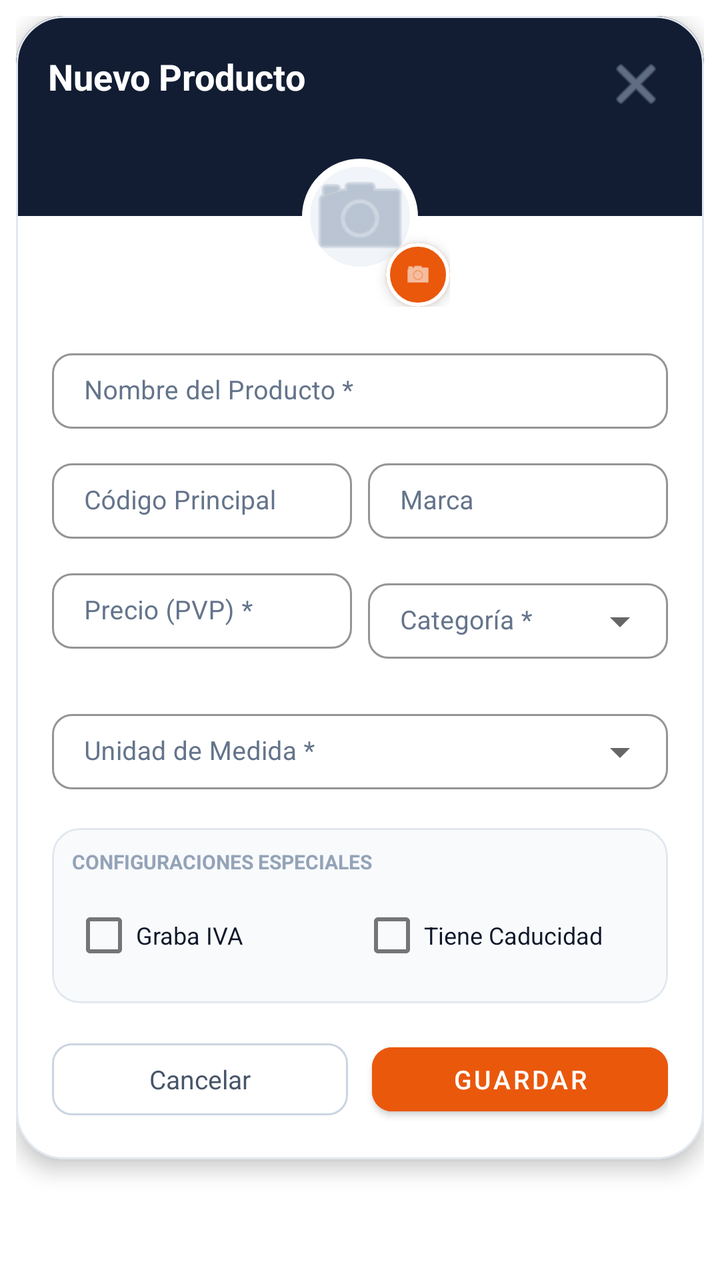
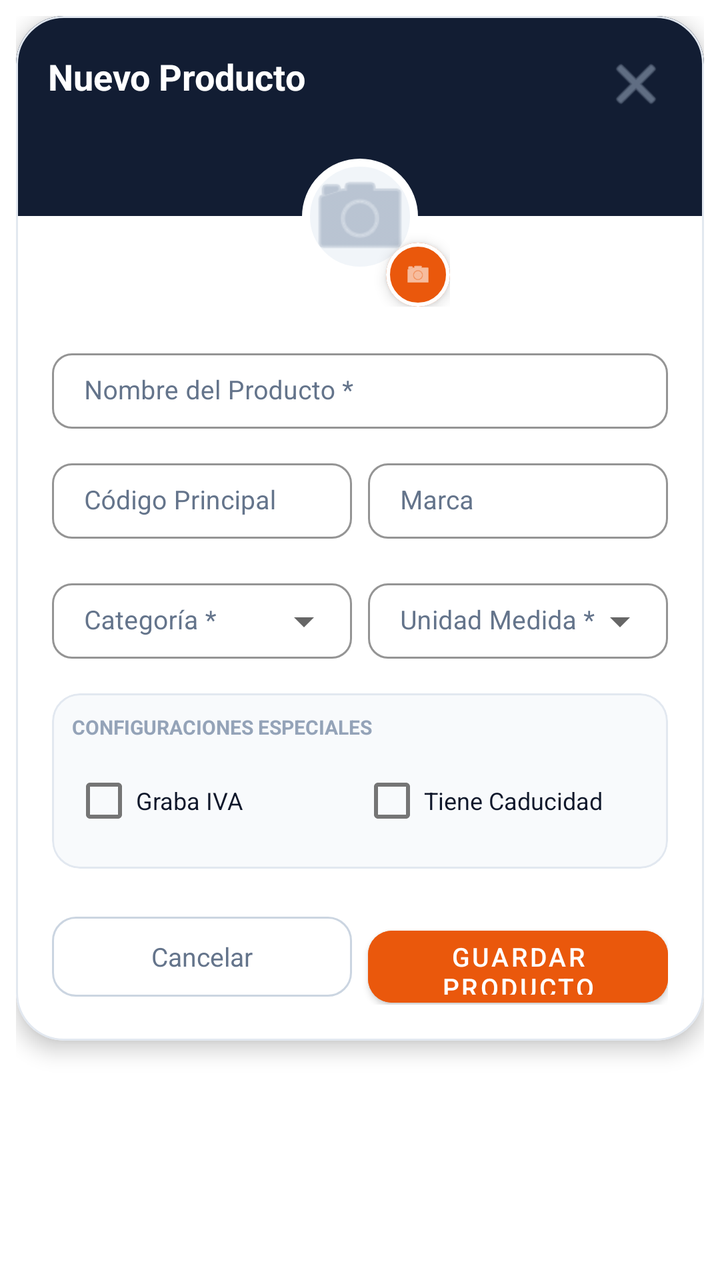

Two renders of the same Android screen: before a commit and after it. Below are the layout's source before the change and the commit's diff.
<!-- AndroidManifest.xml: application theme Theme.MaterialComponents.Light.NoActionBar -->
<!-- res/layout/dialog_producto.xml -->
<?xml version="1.0" encoding="utf-8"?>
<androidx.core.widget.NestedScrollView xmlns:android="http://schemas.android.com/apk/res/android"
    xmlns:app="http://schemas.android.com/apk/res-auto"
    android:id="@+id/main"
    android:layout_width="match_parent"
    android:layout_height="wrap_content"
    android:background="@android:color/transparent"
    android:fillViewport="true"
    android:padding="8dp">

    <LinearLayout
        android:layout_width="match_parent"
        android:layout_height="wrap_content"
        android:orientation="vertical">

        
        <com.google.android.material.card.MaterialCardView
            android:layout_width="match_parent"
            android:layout_height="wrap_content"
            app:cardBackgroundColor="#FFFFFF"
            app:cardCornerRadius="24dp"
            app:cardElevation="6dp"
            app:strokeColor="#E2E8F0"
            app:strokeWidth="1dp">

            <LinearLayout
                android:layout_width="match_parent"
                android:layout_height="wrap_content"
                android:orientation="vertical">

                
                <FrameLayout
                    android:layout_width="match_parent"
                    android:layout_height="100dp"
                    android:background="#121D33"
                    android:padding="16dp">

                    <TextView
                        android:id="@+id/tvTituloModal"
                        android:layout_width="wrap_content"
                        android:layout_height="wrap_content"
                        android:layout_gravity="start|top"
                        android:layout_marginTop="2dp"
                        android:text="Nuevo Producto"
                        android:textColor="#FFFFFF"
                        android:textSize="18sp"
                        android:textStyle="bold" />

                    <ImageButton
                        android:id="@+id/btnCerrarModal"
                        android:layout_width="36dp"
                        android:layout_height="36dp"
                        android:layout_gravity="end|top"
                        android:background="?attr/selectableItemBackgroundBorderless"
                        android:contentDescription="Cerrar"
                        android:padding="6dp"
                        android:src="@android:drawable/ic_menu_close_clear_cancel"
                        app:tint="#94A3B8" />
                </FrameLayout>

                
                <FrameLayout
                    android:layout_width="wrap_content"
                    android:layout_height="wrap_content"
                    android:layout_gravity="center"
                    android:layout_marginTop="-45dp">

                    <com.google.android.material.imageview.ShapeableImageView
                        android:id="@+id/imgPreview"
                        android:layout_width="90dp"
                        android:layout_height="90dp"
                        android:background="#F1F5F9"
                        android:padding="18dp"
                        android:scaleType="fitCenter"
                        android:src="@android:drawable/ic_menu_camera"
                        app:shapeAppearanceOverlay="@style/ShapeAppearance.Material3.Corner.Full"
                        app:strokeColor="#FFFFFF"
                        app:strokeWidth="4dp"
                        app:tint="#94A3B8" />

                    
                    <com.google.android.material.card.MaterialCardView
                        android:id="@+id/btnSubirFoto"
                        android:layout_width="32dp"
                        android:layout_height="32dp"
                        android:layout_gravity="bottom|end"
                        android:clickable="true"
                        android:focusable="true"
                        android:foreground="?attr/selectableItemBackground"
                        app:cardBackgroundColor="#EA580C"
                        app:cardCornerRadius="16dp"
                        app:cardElevation="4dp"
                        app:strokeColor="#FFFFFF"
                        app:strokeWidth="2dp">

                        <ImageView
                            android:layout_width="14dp"
                            android:layout_height="14dp"
                            android:layout_gravity="center"
                            android:src="@android:drawable/ic_menu_camera"
                            app:tint="#FFFFFF" />
                    </com.google.android.material.card.MaterialCardView>
                </FrameLayout>

                
                <LinearLayout
                    android:layout_width="match_parent"
                    android:layout_height="wrap_content"
                    android:orientation="vertical"
                    android:padding="18dp">

                    
                    <com.google.android.material.textfield.TextInputLayout
                        android:id="@+id/tilNombreProducto"
                        style="@style/Widget.MaterialComponents.TextInputLayout.OutlinedBox"
                        android:layout_width="match_parent"
                        android:layout_height="wrap_content"
                        android:layout_marginBottom="12dp"
                        android:hint="Nombre del Producto *"
                        android:textColorHint="#64748B"
                        app:boxCornerRadiusBottomEnd="10dp"
                        app:boxCornerRadiusBottomStart="10dp"
                        app:boxCornerRadiusTopEnd="10dp"
                        app:boxCornerRadiusTopStart="10dp"
                        app:boxStrokeColor="#CBD5E1"
                        app:boxStrokeWidth="1dp"
                        app:hintTextColor="#EA580C">

                        <com.google.android.material.textfield.TextInputEditText
                            android:id="@+id/etNombreProducto"
                            android:layout_width="match_parent"
                            android:layout_height="wrap_content"
                            android:inputType="textCapWords"
                            android:paddingVertical="10dp"
                            android:textColor="#0F172A"
                            android:textSize="13sp" />
                    </com.google.android.material.textfield.TextInputLayout>

                    
                    <LinearLayout
                        android:layout_width="match_parent"
                        android:layout_height="wrap_content"
                        android:layout_marginBottom="12dp"
                        android:orientation="horizontal"
                        android:weightSum="2">

                        <com.google.android.material.textfield.TextInputLayout
                            android:id="@+id/tilCodigoPrincipal"
                            style="@style/Widget.MaterialComponents.TextInputLayout.OutlinedBox"
                            android:layout_width="0dp"
                            android:layout_height="wrap_content"
                            android:layout_marginEnd="4dp"
                            android:layout_weight="1"
                            android:hint="Código Principal"
                            android:textColorHint="#64748B"
                            app:boxCornerRadiusBottomEnd="10dp"
                            app:boxCornerRadiusBottomStart="10dp"
                            app:boxCornerRadiusTopEnd="10dp"
                            app:boxCornerRadiusTopStart="10dp"
                            app:boxStrokeColor="#CBD5E1"
                            app:boxStrokeWidth="1dp"
                            app:hintTextColor="#EA580C">

                            <com.google.android.material.textfield.TextInputEditText
                                android:id="@+id/etCodigoPrincipal"
                                android:layout_width="match_parent"
                                android:layout_height="wrap_content"
                                android:inputType="text"
                                android:paddingVertical="10dp"
                                android:textColor="#0F172A"
                                android:textSize="13sp" />
                        </com.google.android.material.textfield.TextInputLayout>

                        <com.google.android.material.textfield.TextInputLayout
                            android:id="@+id/tilMarca"
                            style="@style/Widget.MaterialComponents.TextInputLayout.OutlinedBox"
                            android:layout_width="0dp"
                            android:layout_height="wrap_content"
                            android:layout_marginStart="4dp"
                            android:layout_weight="1"
                            android:hint="Marca"
                            android:textColorHint="#64748B"
                            app:boxCornerRadiusBottomEnd="10dp"
                            app:boxCornerRadiusBottomStart="10dp"
                            app:boxCornerRadiusTopEnd="10dp"
                            app:boxCornerRadiusTopStart="10dp"
                            app:boxStrokeColor="#CBD5E1"
                            app:boxStrokeWidth="1dp"
                            app:hintTextColor="#EA580C">

                            <com.google.android.material.textfield.TextInputEditText
                                android:id="@+id/etMarca"
                                android:layout_width="match_parent"
                                android:layout_height="wrap_content"
                                android:inputType="textCapWords"
                                android:paddingVertical="10dp"
                                android:textColor="#0F172A"
                                android:textSize="13sp" />
                        </com.google.android.material.textfield.TextInputLayout>
                    </LinearLayout>

                    
                    <LinearLayout
                        android:layout_width="match_parent"
                        android:layout_height="wrap_content"
                        android:layout_marginBottom="12dp"
                        android:orientation="horizontal"
                        android:weightSum="2">

                        <com.google.android.material.textfield.TextInputLayout
                            android:id="@+id/tilPrecioPvp"
                            style="@style/Widget.MaterialComponents.TextInputLayout.OutlinedBox"
                            android:layout_width="0dp"
                            android:layout_height="wrap_content"
                            android:layout_marginEnd="4dp"
                            android:layout_weight="1"
                            android:hint="Precio (PVP) *"
                            android:textColorHint="#64748B"
                            app:boxCornerRadiusBottomEnd="10dp"
                            app:boxCornerRadiusBottomStart="10dp"
                            app:boxCornerRadiusTopEnd="10dp"
                            app:boxCornerRadiusTopStart="10dp"
                            app:boxStrokeColor="#CBD5E1"
                            app:boxStrokeWidth="1dp"
                            app:hintTextColor="#EA580C"
                            app:prefixText="$ ">

                            <com.google.android.material.textfield.TextInputEditText
                                android:id="@+id/etPrecioPvp"
                                android:layout_width="match_parent"
                                android:layout_height="wrap_content"
                                android:inputType="numberDecimal"
                                android:paddingVertical="10dp"
                                android:textColor="#0F172A"
                                android:textSize="13sp" />
                        </com.google.android.material.textfield.TextInputLayout>

                        <com.google.android.material.textfield.TextInputLayout
                            android:id="@+id/tilCategoria"
                            style="@style/Widget.MaterialComponents.TextInputLayout.OutlinedBox.ExposedDropdownMenu"
                            android:layout_width="0dp"
                            android:layout_height="wrap_content"
                            android:layout_marginStart="4dp"
                            android:layout_weight="1"
                            android:hint="Categoría *"
                            android:textColorHint="#64748B"
                            app:boxCornerRadiusBottomEnd="10dp"
                            app:boxCornerRadiusBottomStart="10dp"
                            app:boxCornerRadiusTopEnd="10dp"
                            app:boxCornerRadiusTopStart="10dp"
                            app:boxStrokeColor="#CBD5E1"
                            app:boxStrokeWidth="1dp"
                            app:hintTextColor="#EA580C">

                            <AutoCompleteTextView
                                android:id="@+id/spinnerModalCategoria"
                                android:layout_width="match_parent"
                                android:layout_height="wrap_content"
                                android:cursorVisible="false"
                                android:focusable="false"
                                android:inputType="none"
                                android:paddingVertical="10dp"
                                android:textColor="#0F172A"
                                android:textSize="13sp" />
                        </com.google.android.material.textfield.TextInputLayout>
                    </LinearLayout>

                    
                    <com.google.android.material.textfield.TextInputLayout
                        android:id="@+id/tilUnidadMedida"
                        style="@style/Widget.MaterialComponents.TextInputLayout.OutlinedBox.ExposedDropdownMenu"
                        android:layout_width="match_parent"
                        android:layout_height="wrap_content"
                        android:layout_marginBottom="14dp"
                        android:hint="Unidad de Medida *"
                        android:textColorHint="#64748B"
                        app:boxCornerRadiusBottomEnd="10dp"
                        app:boxCornerRadiusBottomStart="10dp"
                        app:boxCornerRadiusTopEnd="10dp"
                        app:boxCornerRadiusTopStart="10dp"
                        app:boxStrokeColor="#CBD5E1"
                        app:boxStrokeWidth="1dp"
                        app:hintTextColor="#EA580C">

                        <AutoCompleteTextView
                            android:id="@+id/spinnerUnidadMedida"
                            android:layout_width="match_parent"
                            android:layout_height="wrap_content"
                            android:cursorVisible="false"
                            android:focusable="false"
                            android:inputType="none"
                            android:paddingVertical="10dp"
                            android:textColor="#0F172A"
                            android:textSize="13sp" />
                    </com.google.android.material.textfield.TextInputLayout>

                    
                    <com.google.android.material.card.MaterialCardView
                        android:layout_width="match_parent"
                        android:layout_height="wrap_content"
                        android:layout_marginBottom="16dp"
                        app:cardBackgroundColor="#F8FAFC"
                        app:cardCornerRadius="14dp"
                        app:cardElevation="0dp"
                        app:strokeColor="#E2E8F0"
                        app:strokeWidth="1dp">

                        <LinearLayout
                            android:layout_width="match_parent"
                            android:layout_height="wrap_content"
                            android:orientation="vertical"
                            android:padding="10dp">

                            <TextView
                                android:layout_width="wrap_content"
                                android:layout_height="wrap_content"
                                android:text="CONFIGURACIONES ESPECIALES"
                                android:textColor="#94A3B8"
                                android:textSize="10sp"
                                android:textStyle="bold" />

                            <LinearLayout
                                android:layout_width="match_parent"
                                android:layout_height="wrap_content"
                                android:layout_marginTop="6dp"
                                android:orientation="horizontal">

                                <CheckBox
                                    android:id="@+id/cbGrabaIva"
                                    android:layout_width="0dp"
                                    android:layout_height="wrap_content"
                                    android:layout_weight="1"
                                    android:text="Graba IVA"
                                    android:textColor="#0F172A"
                                    android:textSize="12sp" />

                                <CheckBox
                                    android:id="@+id/cbTieneCaducidad"
                                    android:layout_width="0dp"
                                    android:layout_height="wrap_content"
                                    android:layout_weight="1"
                                    android:text="Tiene Caducidad"
                                    android:textColor="#0F172A"
                                    android:textSize="12sp" />
                            </LinearLayout>
                        </LinearLayout>
                    </com.google.android.material.card.MaterialCardView>

                    
                    <LinearLayout
                        android:layout_width="match_parent"
                        android:layout_height="wrap_content"
                        android:orientation="horizontal">

                        <com.google.android.material.button.MaterialButton
                            android:id="@+id/btnCancelar"
                            style="@style/Widget.Material3.Button.OutlinedButton"
                            android:layout_width="0dp"
                            android:layout_height="44dp"
                            android:layout_marginEnd="6dp"
                            android:layout_weight="1"
                            android:text="Cancelar"
                            android:textColor="#475569"
                            android:textSize="13sp"
                            app:cornerRadius="10dp"
                            app:strokeColor="#CBD5E1" />

                        <com.google.android.material.button.MaterialButton
                            android:id="@+id/btnGuardarProducto"
                            android:layout_width="0dp"
                            android:layout_height="44dp"
                            android:layout_marginStart="6dp"
                            android:layout_weight="1"
                            android:backgroundTint="#EA580C"
                            android:text="Guardar"
                            android:textColor="@android:color/white"
                            android:textSize="13sp"
                            app:cornerRadius="10dp" />
                    </LinearLayout>

                </LinearLayout>

            </LinearLayout>
        </com.google.android.material.card.MaterialCardView>

    </LinearLayout>
</androidx.core.widget.NestedScrollView>
<!-- resources referenced by this layout -->
<resources>

</resources>

<!-- the commit's change to res/layout/dialog_producto.xml (unified diff, before → after) -->
@@ -208,39 +208,11 @@
                         android:weightSum="2">
 
                         <com.google.android.material.textfield.TextInputLayout
-                            android:id="@+id/tilPrecioPvp"
-                            style="@style/Widget.MaterialComponents.TextInputLayout.OutlinedBox"
-                            android:layout_width="0dp"
-                            android:layout_height="wrap_content"
-                            android:layout_marginEnd="4dp"
-                            android:layout_weight="1"
-                            android:hint="Precio (PVP) *"
-                            android:textColorHint="#64748B"
-                            app:boxCornerRadiusBottomEnd="10dp"
-                            app:boxCornerRadiusBottomStart="10dp"
-                            app:boxCornerRadiusTopEnd="10dp"
-                            app:boxCornerRadiusTopStart="10dp"
-                            app:boxStrokeColor="#CBD5E1"
-                            app:boxStrokeWidth="1dp"
-                            app:hintTextColor="#EA580C"
-                            app:prefixText="$ ">
-
-                            <com.google.android.material.textfield.TextInputEditText
-                                android:id="@+id/etPrecioPvp"
-                                android:layout_width="match_parent"
-                                android:layout_height="wrap_content"
-                                android:inputType="numberDecimal"
-                                android:paddingVertical="10dp"
-                                android:textColor="#0F172A"
-                                android:textSize="13sp" />
-                        </com.google.android.material.textfield.TextInputLayout>
-
-                        <com.google.android.material.textfield.TextInputLayout
                             android:id="@+id/tilCategoria"
                             style="@style/Widget.MaterialComponents.TextInputLayout.OutlinedBox.ExposedDropdownMenu"
                             android:layout_width="0dp"
                             android:layout_height="wrap_content"
-                            android:layout_marginStart="4dp"
+                            android:layout_marginEnd="4dp"
                             android:layout_weight="1"
                             android:hint="Categoría *"
                             android:textColorHint="#64748B"
@@ -263,36 +235,36 @@
                                 android:textColor="#0F172A"
                                 android:textSize="13sp" />
                         </com.google.android.material.textfield.TextInputLayout>
+
+                        <com.google.android.material.textfield.TextInputLayout
+                            android:id="@+id/tilUnidadMedida"
+                            style="@style/Widget.MaterialComponents.TextInputLayout.OutlinedBox.ExposedDropdownMenu"
+                            android:layout_width="0dp"
+                            android:layout_height="wrap_content"
+                            android:layout_marginStart="4dp"
+                            android:layout_weight="1"
+                            android:hint="Unidad Medida *"
+                            android:textColorHint="#64748B"
+                            app:boxCornerRadiusBottomEnd="10dp"
+                            app:boxCornerRadiusBottomStart="10dp"
+                            app:boxCornerRadiusTopEnd="10dp"
+                            app:boxCornerRadiusTopStart="10dp"
+                            app:boxStrokeColor="#CBD5E1"
+                            app:boxStrokeWidth="1dp"
+                            app:hintTextColor="#EA580C">
+
+                            <AutoCompleteTextView
+                                android:id="@+id/spinnerUnidadMedida"
+                                android:layout_width="match_parent"
+                                android:layout_height="wrap_content"
+                                android:cursorVisible="false"
+                                android:focusable="false"
+                                android:inputType="none"
+                                android:paddingVertical="10dp"
+                                android:textColor="#0F172A"
+                                android:textSize="13sp" />
+                        </com.google.android.material.textfield.TextInputLayout>
                     </LinearLayout>
-
-                    
-                    <com.google.android.material.textfield.TextInputLayout
-                        android:id="@+id/tilUnidadMedida"
-                        style="@style/Widget.MaterialComponents.TextInputLayout.OutlinedBox.ExposedDropdownMenu"
-                        android:layout_width="match_parent"
-                        android:layout_height="wrap_content"
-                        android:layout_marginBottom="14dp"
-                        android:hint="Unidad de Medida *"
-                        android:textColorHint="#64748B"
-                        app:boxCornerRadiusBottomEnd="10dp"
-                        app:boxCornerRadiusBottomStart="10dp"
-                        app:boxCornerRadiusTopEnd="10dp"
-                        app:boxCornerRadiusTopStart="10dp"
-                        app:boxStrokeColor="#CBD5E1"
-                        app:boxStrokeWidth="1dp"
-                        app:hintTextColor="#EA580C">
-
-                        <AutoCompleteTextView
-                            android:id="@+id/spinnerUnidadMedida"
-                            android:layout_width="match_parent"
-                            android:layout_height="wrap_content"
-                            android:cursorVisible="false"
-                            android:focusable="false"
-                            android:inputType="none"
-                            android:paddingVertical="10dp"
-                            android:textColor="#0F172A"
-                            android:textSize="13sp" />
-                    </com.google.android.material.textfield.TextInputLayout>
 
                     
                     <com.google.android.material.card.MaterialCardView
@@ -350,38 +322,38 @@
                     <LinearLayout
                         android:layout_width="match_parent"
                         android:layout_height="wrap_content"
-                        android:orientation="horizontal">
+                        android:layout_marginTop="4dp"
+                        android:orientation="horizontal"
+                        android:weightSum="2">
 
                         <com.google.android.material.button.MaterialButton
                             android:id="@+id/btnCancelar"
                             style="@style/Widget.Material3.Button.OutlinedButton"
                             android:layout_width="0dp"
-                            android:layout_height="44dp"
-                            android:layout_marginEnd="6dp"
+                            android:layout_height="48dp"
+                            android:layout_marginEnd="4dp"
                             android:layout_weight="1"
                             android:text="Cancelar"
-                            android:textColor="#475569"
+                            android:textColor="#64748B"
                             android:textSize="13sp"
-                            app:cornerRadius="10dp"
+                            app:cornerRadius="12dp"
                             app:strokeColor="#CBD5E1" />
 
                         <com.google.android.material.button.MaterialButton
                             android:id="@+id/btnGuardarProducto"
                             android:layout_width="0dp"
-                            android:layout_height="44dp"
-                            android:layout_marginStart="6dp"
+                            android:layout_height="48dp"
+                            android:layout_marginStart="4dp"
                             android:layout_weight="1"
                             android:backgroundTint="#EA580C"
-                            android:text="Guardar"
-                            android:textColor="@android:color/white"
+                            android:text="Guardar Producto"
+                            android:textColor="#FFFFFF"
                             android:textSize="13sp"
-                            app:cornerRadius="10dp" />
+                            app:cornerRadius="12dp" />
                     </LinearLayout>
 
                 </LinearLayout>
-
             </LinearLayout>
         </com.google.android.material.card.MaterialCardView>
-
     </LinearLayout>
 </androidx.core.widget.NestedScrollView>
